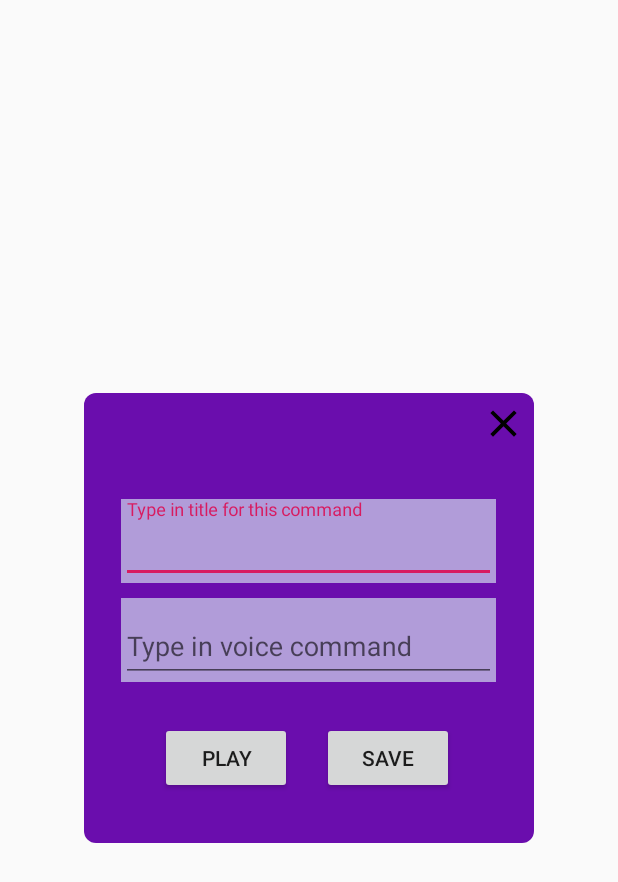
After one commit to UBCMint/MINT_NTX2020_OpenChallenge, an Android app: the layout command_one.xml on its own in the app's theme, with its tools: preview values and no code run, on a phone screen of 412 x 824 dp. The commit adds this screen. Shown: the top 882 px of the screen. Run offline under Robolectric (Android 15) with nearby library versions, the phone set to English and light mode, and no system bars.

Commit message:
added pop up

```diff
--- a/app/build.gradle
+++ b/app/build.gradle
@@ -20,6 +20,7 @@ android {
 }
 
 dependencies {
+    api 'com.google.android.material:material:1.1.0-alpha06'
     implementation fileTree(dir: 'libs', include: ['*.jar'])
     implementation 'androidx.appcompat:appcompat:1.0.2'
     implementation 'androidx.constraintlayout:constraintlayout:1.1.3'
--- /dev/null
+++ b/app/src/main/res/drawable/ic_clear_black_24dp.xml
@@ -0,0 +1,9 @@
+<vector xmlns:android="http://schemas.android.com/apk/res/android"
+        android:width="24dp"
+        android:height="24dp"
+        android:viewportWidth="24.0"
+        android:viewportHeight="24.0">
+    <path
+        android:fillColor="#FF000000"
+        android:pathData="M19,6.41L17.59,5 12,10.59 6.41,5 5,6.41 10.59,12 5,17.59 6.41,19 12,13.41 17.59,19 19,17.59 13.41,12z"/>
+</vector>
--- /dev/null
+++ b/app/src/main/res/layout/command_one.xml
@@ -0,0 +1,77 @@
+<?xml version="1.0" encoding="utf-8"?>
+<LinearLayout xmlns:android="http://schemas.android.com/apk/res/android"
+android:orientation="vertical"
+android:layout_width="300dp"
+android:layout_height="300dp"
+android:background="@drawable/bg_purple"
+android:padding="5dp"
+android:layout_gravity="center">
+
+    <TextView
+        android:id="@+id/text_close"
+        android:layout_width="30dp"
+        android:layout_height="30dp"
+        android:textStyle="bold"
+        android:layout_gravity="end"
+        android:gravity="center"
+        android:background="@drawable/ic_clear_black_24dp"/>
+
+    <com.google.android.material.textfield.TextInputLayout
+        android:id="@+id/command_one_title"
+        android:layout_marginTop="35dp"
+        android:layout_width="250dp"
+        android:layout_height="wrap_content"
+        android:layout_gravity="center"
+        android:hint="Type in title for this command"
+        android:background="#b19cd9"
+        android:textColor="#ffffff">
+
+        <com.google.android.material.textfield.TextInputEditText
+            android:layout_width="match_parent"
+            android:layout_height="wrap_content"
+            android:textColor="#ffffff"/>
+
+    </com.google.android.material.textfield.TextInputLayout>
+
+    <com.google.android.material.textfield.TextInputLayout
+        android:id="@+id/command_one_voice"
+        android:layout_marginTop="10dp"
+        android:layout_width="250dp"
+        android:layout_height="wrap_content"
+        android:layout_gravity="center"
+        android:hint="Type in voice command"
+        android:background="#b19cd9"
+        android:textColor="#ffffff">
+
+        <com.google.android.material.textfield.TextInputEditText
+            android:layout_width="match_parent"
+            android:layout_height="wrap_content"
+            android:textColor="#ffffff"/>
+
+    </com.google.android.material.textfield.TextInputLayout>
+
+    <LinearLayout
+        android:layout_width="match_parent"
+        android:layout_height="wrap_content"
+        android:layout_weight="2"
+        android:orientation="horizontal">
+
+    <Button
+        android:id="@+id/one_play_button"
+        android:layout_width="wrap_content"
+        android:layout_height="wrap_content"
+        android:layout_gravity="center"
+        android:layout_marginLeft="45dp"
+        android:layout_marginRight="20dp"
+        android:text="Play" />
+
+    <Button
+        android:id="@+id/one_save_button"
+        android:layout_width="wrap_content"
+        android:layout_height="wrap_content"
+        android:layout_gravity="center"
+        android:text="Save" />
+
+    </LinearLayout>
+
+</LinearLayout>
```
Also changed, not shown: app/src/main/java/com/example/mint_anroidapp/MainActivity.java (+68 -0 lines), app/src/main/res/drawable/bg_black.xml (added, +12 -0 lines), app/src/main/res/drawable/bg_white.xml (added, +12 -0 lines), app/src/main/res/layout/activity_main.xml (+27 -96 lines), app/src/main/res/layout/command_four.xml (added, +77 -0 lines), app/src/main/res/layout/command_three.xml (added, +77 -0 lines), app/src/main/res/layout/command_two.xml (added, +77 -0 lines), 1 other file.
